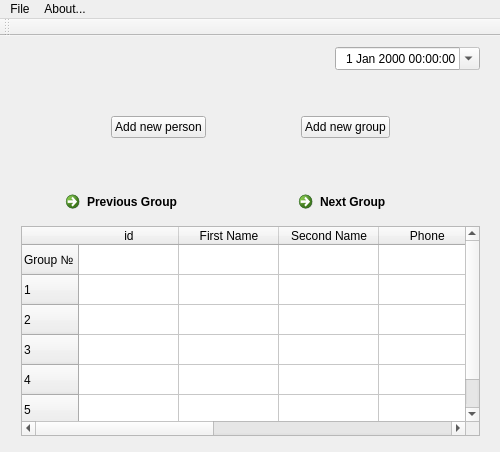
The window that mainwindow.ui (Rocker98/TeachersSystemManagment) describes before a commit, drawn with Qt 5.
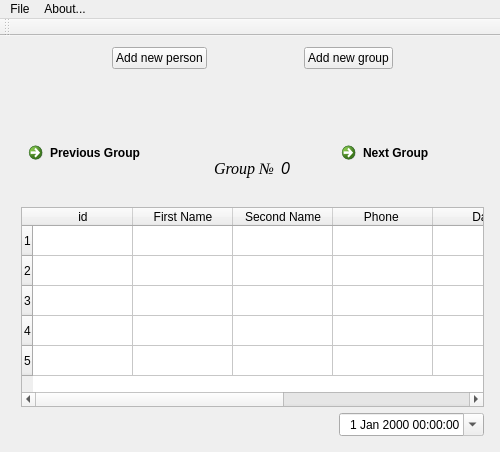
The same window after the commit.

Commit message: fix design(DateTime-down,group-centre)

```diff
--- a/mainwindow.ui
+++ b/mainwindow.ui
@@ -46,7 +46,7 @@
      <rect>
       <x>10</x>
       <y>0</y>
-      <width>481</width>
+      <width>485</width>
       <height>411</height>
      </rect>
     </property>
@@ -54,77 +54,6 @@
      <property name="sizeConstraint">
       <enum>QLayout::SetMaximumSize</enum>
      </property>
-     <item>
-      <layout class="QHBoxLayout" name="horizontalLayout_3">
-       <item>
-        <spacer name="horizontalSpacer_5">
-         <property name="orientation">
-          <enum>Qt::Horizontal</enum>
-         </property>
-         <property name="sizeHint" stdset="0">
-          <size>
-           <width>40</width>
-           <height>20</height>
-          </size>
-         </property>
-        </spacer>
-       </item>
-       <item>
-        <widget class="QDateTimeEdit" name="dateTimeEdit">
-         <property name="cursor">
-          <cursorShape>ForbiddenCursor</cursorShape>
-         </property>
-         <property name="autoFillBackground">
-          <bool>true</bool>
-         </property>
-         <property name="alignment">
-          <set>Qt::AlignRight|Qt::AlignTrailing|Qt::AlignVCenter</set>
-         </property>
-         <property name="readOnly">
-          <bool>true</bool>
-         </property>
-         <property name="keyboardTracking">
-          <bool>false</bool>
-         </property>
-         <property name="minimumDateTime">
-          <datetime>
-           <hour>0</hour>
-           <minute>0</minute>
-           <second>0</second>
-           <year>1764</year>
-           <month>9</month>
-           <day>14</day>
-          </datetime>
-         </property>
-         <property name="currentSection">
-          <enum>QDateTimeEdit::MonthSection</enum>
-         </property>
-         <property name="calendarPopup">
-          <bool>true</bool>
-         </property>
-         <property name="timeSpec">
-          <enum>Qt::LocalTime</enum>
-         </property>
-        </widget>
-       </item>
-      </layout>
-     </item>
-     <item>
-      <spacer name="verticalSpacer">
-       <property name="orientation">
-        <enum>Qt::Vertical</enum>
-       </property>
-       <property name="sizeType">
-        <enum>QSizePolicy::Fixed</enum>
-       </property>
-       <property name="sizeHint" stdset="0">
-        <size>
-         <width>20</width>
-         <height>40</height>
-        </size>
-       </property>
-      </spacer>
-     </item>
      <item>
       <layout class="QHBoxLayout" name="horizontalLayout">
        <item>
@@ -193,7 +122,7 @@
        <property name="sizeHint" stdset="0">
         <size>
          <width>20</width>
-         <height>40</height>
+         <height>60</height>
         </size>
        </property>
       </spacer>
@@ -216,14 +145,75 @@
          </property>
         </widget>
        </item>
+       <item>
+        <spacer name="horizontalSpacer_6">
+         <property name="orientation">
+          <enum>Qt::Horizontal</enum>
+         </property>
+         <property name="sizeHint" stdset="0">
+          <size>
+           <width>40</width>
+           <height>20</height>
+          </size>
+         </property>
+        </spacer>
+       </item>
+       <item>
+        <widget class="QLabel" name="label">
+         <property name="enabled">
+          <bool>true</bool>
+         </property>
+         <property name="font">
+          <font>
+           <family>Times New Roman</family>
+           <pointsize>12</pointsize>
+           <italic>true</italic>
+          </font>
+         </property>
+         <property name="text">
+          <string>Group №</string>
+         </property>
+         <property name="textFormat">
+          <enum>Qt::AutoText</enum>
+         </property>
+         <property name="margin">
+          <number>5</number>
+         </property>
+        </widget>
+       </item>
+       <item>
+        <widget class="QLabel" name="label_2">
+         <property name="enabled">
+          <bool>true</bool>
+         </property>
+         <property name="sizePolicy">
+          <sizepolicy hsizetype="Minimum" vsizetype="Minimum">
+           <horstretch>0</horstretch>
+           <verstretch>0</verstretch>
+          </sizepolicy>
+         </property>
+         <property name="maximumSize">
+          <size>
+           <width>40</width>
+           <height>100</height>
+          </size>
+         </property>
+         <property name="font">
+          <font>
+           <pointsize>12</pointsize>
+           <italic>true</italic>
+          </font>
+         </property>
+         <property name="text">
+          <string>0</string>
+         </property>
+        </widget>
+       </item>
        <item>
         <spacer name="horizontalSpacer_4">
          <property name="orientation">
           <enum>Qt::Horizontal</enum>
          </property>
-         <property name="sizeType">
-          <enum>QSizePolicy::Fixed</enum>
-         </property>
          <property name="sizeHint" stdset="0">
           <size>
            <width>40</width>
@@ -249,17 +239,18 @@
      </item>
      <item>
       <widget class="QTableWidget" name="tableWidget">
+       <property name="maximumSize">
+        <size>
+         <width>16777215</width>
+         <height>200</height>
+        </size>
+       </property>
        <property name="rowCount">
-        <number>6</number>
+        <number>5</number>
        </property>
        <property name="columnCount">
         <number>7</number>
        </property>
-       <row>
-        <property name="text">
-         <string>Group №</string>
-        </property>
-       </row>
        <row>
         <property name="text">
          <string>1</string>
@@ -320,13 +311,63 @@
          <string>Notes</string>
         </property>
        </column>
-       <item row="0" column="0">
-        <property name="text">
-         <string/>
-        </property>
-       </item>
       </widget>
      </item>
+     <item>
+      <layout class="QHBoxLayout" name="horizontalLayout_3">
+       <item>
+        <spacer name="horizontalSpacer_5">
+         <property name="orientation">
+          <enum>Qt::Horizontal</enum>
+         </property>
+         <property name="sizeHint" stdset="0">
+          <size>
+           <width>40</width>
+           <height>20</height>
+          </size>
+         </property>
+        </spacer>
+       </item>
+       <item>
+        <widget class="QDateTimeEdit" name="dateTimeEdit">
+         <property name="cursor">
+          <cursorShape>ForbiddenCursor</cursorShape>
+         </property>
+         <property name="autoFillBackground">
+          <bool>true</bool>
+         </property>
+         <property name="alignment">
+          <set>Qt::AlignRight|Qt::AlignTrailing|Qt::AlignVCenter</set>
+         </property>
+         <property name="readOnly">
+          <bool>true</bool>
+         </property>
+         <property name="keyboardTracking">
+          <bool>false</bool>
+         </property>
+         <property name="minimumDateTime">
+          <datetime>
+           <hour>0</hour>
+           <minute>0</minute>
+           <second>0</second>
+           <year>1764</year>
+           <month>9</month>
+           <day>14</day>
+          </datetime>
+         </property>
+         <property name="currentSection">
+          <enum>QDateTimeEdit::MonthSection</enum>
+         </property>
+         <property name="calendarPopup">
+          <bool>true</bool>
+         </property>
+         <property name="timeSpec">
+          <enum>Qt::LocalTime</enum>
+         </property>
+        </widget>
+       </item>
+      </layout>
+     </item>
     </layout>
    </widget>
   </widget>
```
The commit also changes 1 other file.
